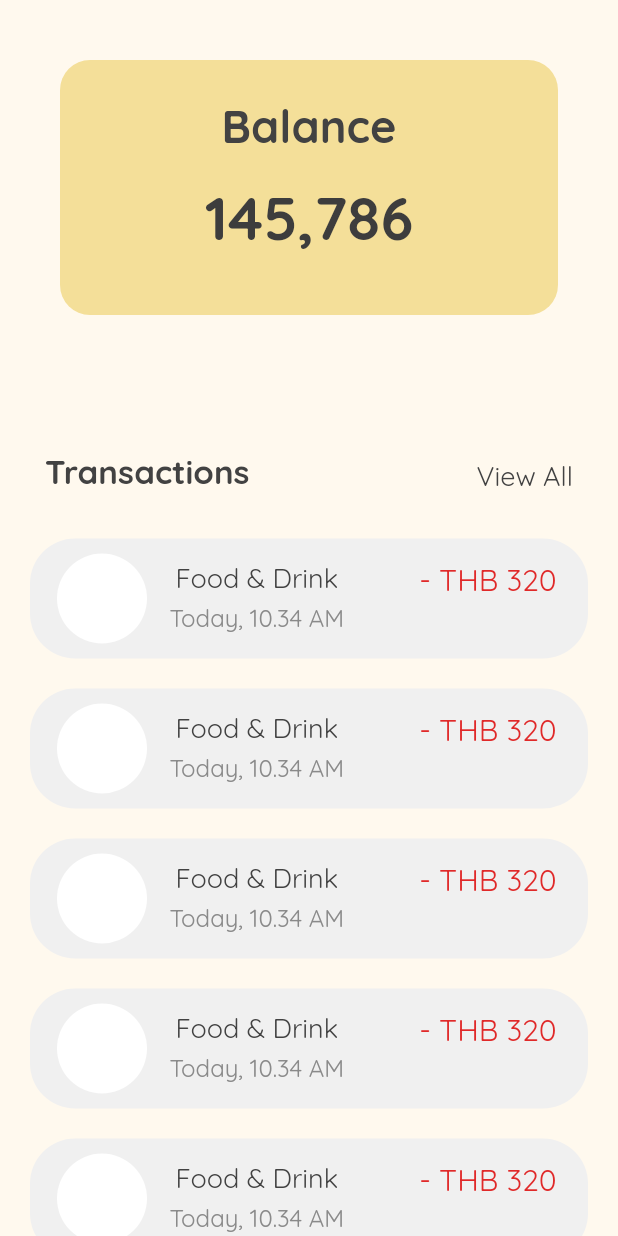
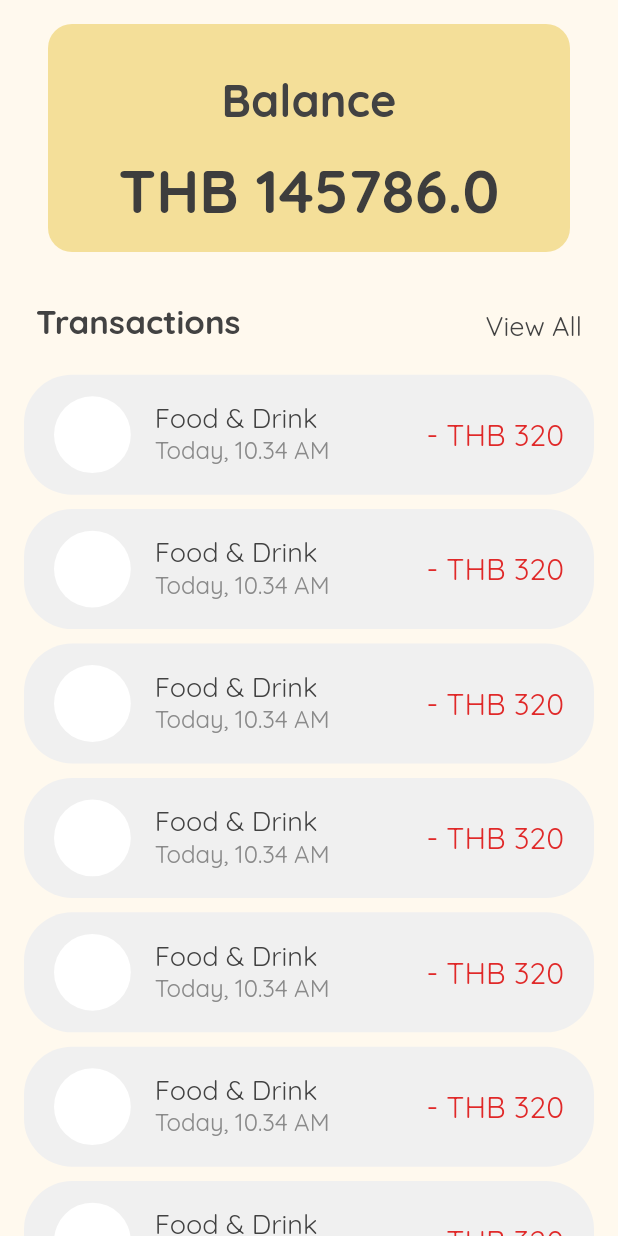
Before and after one commit to GGolfz/Setthi, a Flutter app: the TimelineScreen screen opened directly, on a phone screen of 412 x 824 dp. Run offline on Flutter 3.47's test engine with Material 2 defaults, Android fonts, the phone set to English and light mode, and no system bars; our stand-ins replace google_fonts.

Commit message:
refactor: timeline screen :hammer:

```diff
--- /dev/null
+++ b/lib/modal/item.dart
@@ -0,0 +1,6 @@
+class Item {
+  final String displayName;
+  final String category;
+  final int price;
+  const Item(this.displayName, this.category, this.price);
+}
--- a/lib/screens/timelineScreen.dart
+++ b/lib/screens/timelineScreen.dart
@@ -1,8 +1,10 @@
 import 'package:flutter/material.dart';
+import 'package:setthi/config/constants.dart';
 import 'package:setthi/config/style.dart';
+import 'package:setthi/modal/item.dart';
+import 'package:setthi/widgets/timeline/balanceBox.dart';
+import 'package:setthi/widgets/timeline/transactionItem.dart';
 import '../config/color.dart';
-
-const double _ITEM_HEIGHT = 80.0;
 
 class TimelineScreen extends StatefulWidget {
   static final routeName = '/timeline';
@@ -13,26 +15,25 @@ class TimelineScreen extends StatefulWidget {
 }
 
 class _TimelineScreenState extends State<TimelineScreen> {
-  List<Item> _items = [];
+  List<Item> _items = [
+    Item("Food & Drink", "Today, 10.34 AM", 320),
+    Item("Food & Drink", "Today, 10.34 AM", 320),
+    Item("Food & Drink", "Today, 10.34 AM", 320),
+    Item("Food & Drink", "Today, 10.34 AM", 320),
+    Item("Food & Drink", "Today, 10.34 AM", 320),
+    Item("Food & Drink", "Today, 10.34 AM", 320),
+    Item("Food & Drink", "Today, 10.34 AM", 320),
+    Item("Food & Drink", "Today, 10.34 AM", 320),
+    Item("Food & Drink", "Today, 10.34 AM", 320),
+    Item("Food & Drink", "Today, 10.34 AM", 320),
+    Item("Food & Drink", "Today, 10.34 AM", 320)
+  ];
   ScrollController _scrollController;
   @override
   void initState() {
     super.initState();
 
     _scrollController = new ScrollController();
-
-    _items = new List<Item>();
-    _items.add(new Item("Food & Drink", "Today, 10.34 AM", 320));
-    _items.add(new Item("Food & Drink", "Today, 10.34 AM", 320));
-    _items.add(new Item("Food & Drink", "Today, 10.34 AM", 320));
-    _items.add(new Item("Food & Drink", "Today, 10.34 AM", 320));
-    _items.add(new Item("Food & Drink", "Today, 10.34 AM", 320));
-    _items.add(new Item("Food & Drink", "Today, 10.34 AM", 320));
-    _items.add(new Item("Food & Drink", "Today, 10.34 AM", 320));
-    _items.add(new Item("Food & Drink", "Today, 10.34 AM", 320));
-    _items.add(new Item("Food & Drink", "Today, 10.34 AM", 320));
-    _items.add(new Item("Food & Drink", "Today, 10.34 AM", 320));
-    _items.add(new Item("Food & Drink", "Today, 10.34 AM", 320));
   }
 
   Widget build(BuildContext context) {
@@ -41,48 +42,31 @@ class _TimelineScreenState extends State<TimelineScreen> {
         shrinkWrap: true,
         controller: _scrollController,
         children: _items.map((Item item) {
-          return _singleItemDisplay(item);
+          print(item);
+          return TransactionItem(item: item);
         }).toList());
     return Scaffold(
       backgroundColor: kGold100,
       body: SafeArea(
         child: Column(
           children: [
-            Padding(
-              padding: const EdgeInsets.all(40.0),
-              child: Container(
+            Container(
+              margin:
+                  EdgeInsets.symmetric(vertical: kSizeS, horizontal: kSizeM),
               child: Row(
                 mainAxisAlignment: MainAxisAlignment.center,
-                  children: [
-                    Column(
-                      children: [
-                        Padding(
-                          padding:
-                              const EdgeInsets.only(top: 25.0, bottom: 17.0),
-                          child: Column(
-                            children: [
-                              Text('Balance', style: kHeadline2Black),
-                            ],
-                          ),
-                        ),
-                        Padding(
-                          padding: const EdgeInsets.only(bottom: 40.0),
-                          child: Text('145,786', style: kHeadline1Black),
-                        ),
-                      ],
-                    ),
-                  ],
+                children: [BalanceBox(balance: 145786, currency: "THB")],
               ),
               decoration: BoxDecoration(
                 borderRadius: BorderRadius.all(
-                    Radius.circular(20.0),
+                  Radius.circular(kSizeS),
                 ),
                 color: kGold200,
               ),
             ),
-            ),
             Padding(
-              padding: const EdgeInsets.fromLTRB(30.0, 50.0, 30.0, 20.0),
+              padding: const EdgeInsets.symmetric(
+                  vertical: kSizeS, horizontal: kSizeS * 1.5),
               child: Row(
                 mainAxisAlignment: MainAxisAlignment.spaceBetween,
                 children: [
@@ -102,79 +86,4 @@ class _TimelineScreenState extends State<TimelineScreen> {
       ),
     );
   }
-
-  Widget _singleItemDisplay(Item item) {
-    return Padding(
-      padding: const EdgeInsets.fromLTRB(20.0, 10.0, 20.0, 10.0),
-      child: new Container(
-        height: _ITEM_HEIGHT,
-        child: new Container(
-          decoration: BoxDecoration(
-            borderRadius: BorderRadius.all(
-              Radius.circular(30.0),
-            ),
-            color: kNeutral100,
-          ),
-          padding: const EdgeInsets.fromLTRB(10.0, 5.0, 10.0, 5.0),
-          child: Row(
-            crossAxisAlignment: CrossAxisAlignment.center,
-            children: [
-              Column(
-                children: [
-                  Padding(
-                    padding: const EdgeInsets.fromLTRB(8.0, 5.0, 0.0, 0.0),
-                    child: Container(
-                      height: 60.0,
-                      width: 60.0,
-                      decoration: BoxDecoration(
-                          borderRadius: BorderRadius.all(
-                            Radius.circular(35.0),
-                          ),
-                          color: Colors.white),
-                    ),
-                  ),
-                ],
-              ),
-              Row(
-                mainAxisAlignment: MainAxisAlignment.spaceBetween,
-                children: [
-                  Padding(
-                    padding: const EdgeInsets.fromLTRB(15.0, 10.0, 50.0, 10.0),
-                    child: Column(
-                      children: [
-                        Text(item.displayName, style: kSubtitle1Black),
-                        SizedBox(
-                          height: 5.0,
-                        ),
-                        Text(item.category.toString(), style: kSubtitle2Black),
-                      ],
-                    ),
-                  ),
-                ],
-              ),
-              Padding(
-                padding: const EdgeInsets.only(top: 10.0),
-                child: Column(
-                  children: [
-                    Row(
-                      children: [
-                        Text("- THB ${item.price}", style: kHeadline4Red),
-                      ],
-                    ),
-                  ],
-                ),
-              )
-            ],
-          ),
-        ),
-      ),
-    );
 }
-}
-
-class Item {
-  final String displayName;
-  final String category;
-  final int price;
-  const Item(this.displayName, this.category, this.price);
-}
--- /dev/null
+++ b/lib/widgets/timeline/balanceBox.dart
@@ -0,0 +1,28 @@
+import 'package:flutter/material.dart';
+import 'package:setthi/config/constants.dart';
+import 'package:setthi/config/style.dart';
+
+class BalanceBox extends StatelessWidget {
+  final double balance;
+  final String currency;
+  BalanceBox({this.balance, this.currency});
+  @override
+  Widget build(BuildContext context) {
+    return Column(
+      children: [
+        Padding(
+          padding: const EdgeInsets.only(top: kSizeM, bottom: kSizeS),
+          child: Column(
+            children: [
+              Text('Balance', style: kHeadline2Black),
+            ],
+          ),
+        ),
+        Padding(
+          padding: const EdgeInsets.only(bottom: kSizeS),
+          child: Text("$currency $balance", style: kHeadline1Black),
+        ),
+      ],
+    );
+  }
+}
--- /dev/null
+++ b/lib/widgets/timeline/transactionItem.dart
@@ -0,0 +1,35 @@
+import 'package:flutter/material.dart';
+import 'package:setthi/config/color.dart';
+import 'package:setthi/config/constants.dart';
+import 'package:setthi/config/style.dart';
+import 'package:setthi/modal/item.dart';
+
+class TransactionItem extends StatelessWidget {
+  final Item item;
+  TransactionItem({@required this.item});
+  @override
+  Widget build(BuildContext context) {
+    return Container(
+        margin:
+            EdgeInsets.symmetric(vertical: kSizeXXS * 1.2, horizontal: kSizeS),
+        padding: EdgeInsets.all(kSizeXXS),
+        decoration: BoxDecoration(
+          borderRadius: BorderRadius.all(Radius.circular(kSizeM)),
+          color: kNeutral100,
+        ),
+        child: ListTile(
+          leading: Container(
+            height: kSizeM * 1.6,
+            width: kSizeM * 1.6,
+            decoration: BoxDecoration(
+                borderRadius: BorderRadius.all(
+                  Radius.circular(kSizeM * 0.8),
+                ),
+                color: Colors.white),
+          ),
+          title: Text(item.displayName, style: kSubtitle1Black),
+          subtitle: Text(item.category.toString(), style: kSubtitle2Black),
+          trailing: Text("- THB ${item.price}", style: kHeadline4Red),
+        ));
+  }
+}
```
Also changed, not shown: pubspec.lock. Lines whose indentation alone changed are shown as unchanged.
